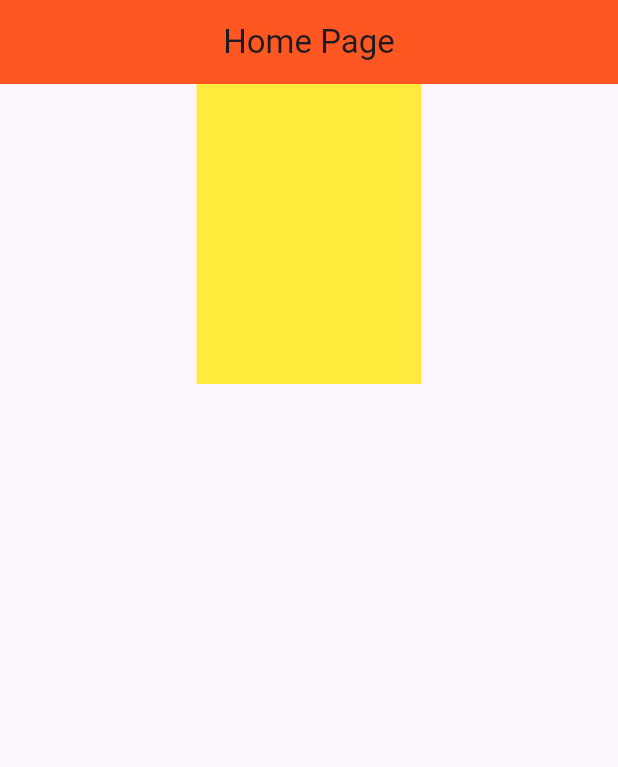
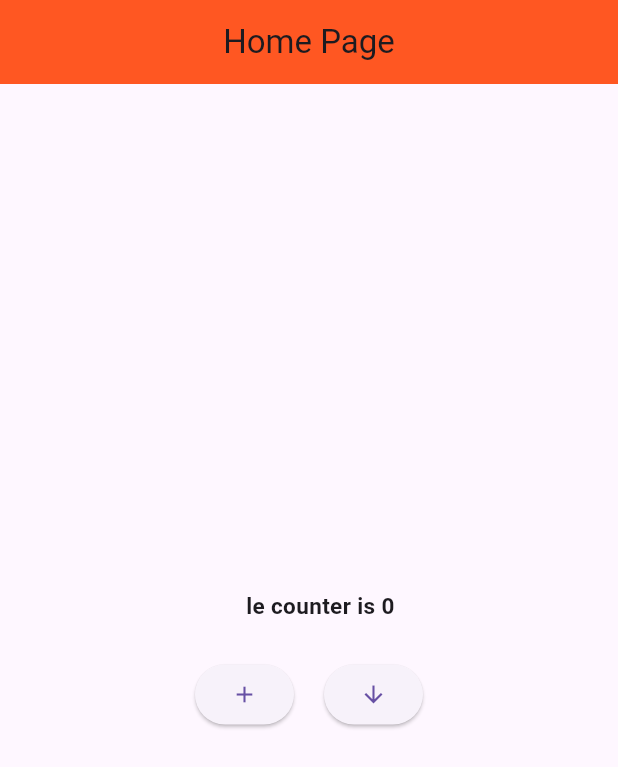
Before and after one commit to Abesse311/test-, a Flutter app: the screen it shows after launch, on a phone screen of 412 x 824 dp. Shown: the top 767 px of the screen. Run offline on Flutter 3.47's test engine with Material 3 defaults, Android fonts, the phone set to English and light mode, and no system bars.

Commit message:
modify bouth now.dart and main.dart

```diff
--- a/lib/main.dart
+++ b/lib/main.dart
@@ -1,5 +1,6 @@
 import 'package:flutter/material.dart';
-import 'package:note_app_tuto/pages/home.dart';
+// import 'package:note_app_tuto/pages/home.dart';
+import 'package:note_app_tuto/pages/now.dart';
 
 void main() {
   runApp(const MyApp());
@@ -12,7 +13,7 @@ class MyApp extends StatelessWidget {
   @override
   Widget build(BuildContext context) {
     return MaterialApp(
-      home:  Home(),
+      home:  counter(),
     );
   }
 }
--- a/lib/pages/now.dart
+++ b/lib/pages/now.dart
@@ -0,0 +1,56 @@
+import 'package:flutter/material.dart';
+
+class counter extends StatefulWidget {
+  const counter({super.key});
+
+  @override
+  State<counter> createState() => _counterState();
+}
+
+class _counterState extends State<counter> {
+
+  int counter = 0 ;
+
+  void _pluss () {
+    setState(() {
+      counter++ ;
+    });
+  }
+  void _moin () {
+    setState(() {
+      counter-- ;
+    });
+  }
+  @override
+  Widget build(BuildContext context) {
+    return  Scaffold(
+      appBar: AppBar(title: Text("Home Page"),centerTitle: true, backgroundColor: Colors.deepOrange,elevation: 0 ,),
+      body: Center(
+        child: Column(
+          mainAxisAlignment: MainAxisAlignment.center,
+          crossAxisAlignment: CrossAxisAlignment.center,
+          children: [
+            Row(
+              mainAxisAlignment: MainAxisAlignment.center,
+              children: [
+                Padding(
+                  padding: const EdgeInsets.only(left: 15),
+                  child: Text("le counter is $counter",style: TextStyle(fontSize: 15,fontWeight: FontWeight.bold),),
+                )
+              ],
+            ),
+            SizedBox(height: 25,),
+            Row(
+              mainAxisAlignment: MainAxisAlignment.center,
+              children: [
+                ElevatedButton(onPressed: _pluss, child: Icon(Icons.add)),
+                SizedBox(width: 20,),
+                ElevatedButton(onPressed: _moin, child: Icon(Icons.arrow_downward_outlined)),
+              ],
+            )
+          ],
+        ),
+      ),
+    );
+  }
+}
```
